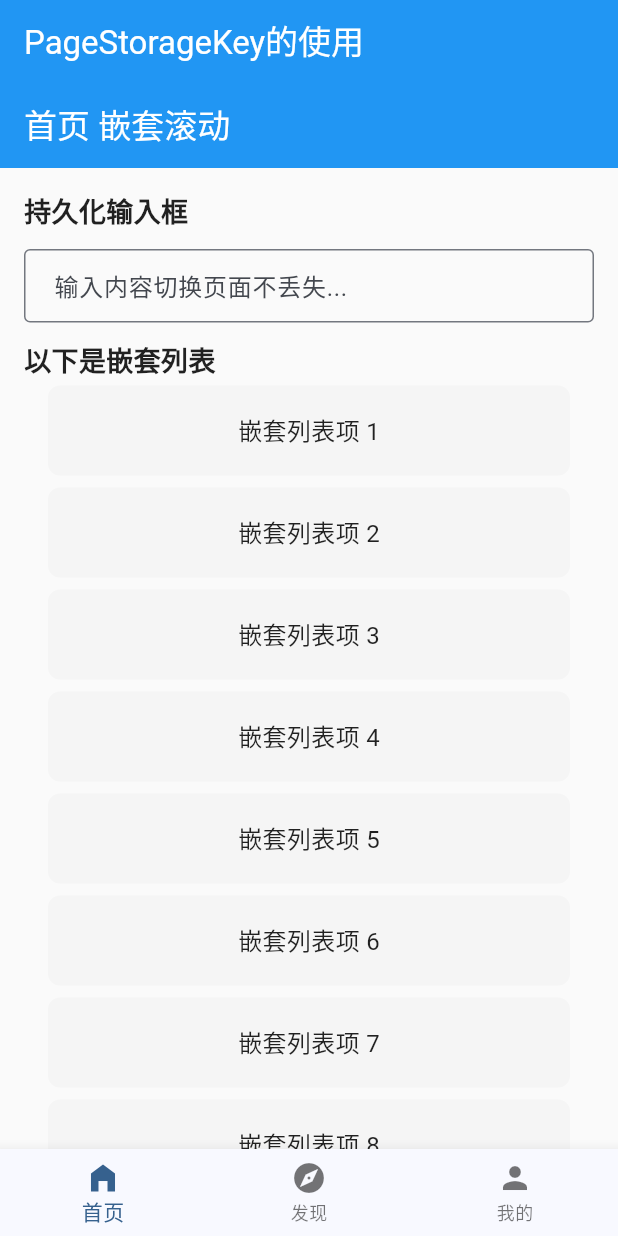
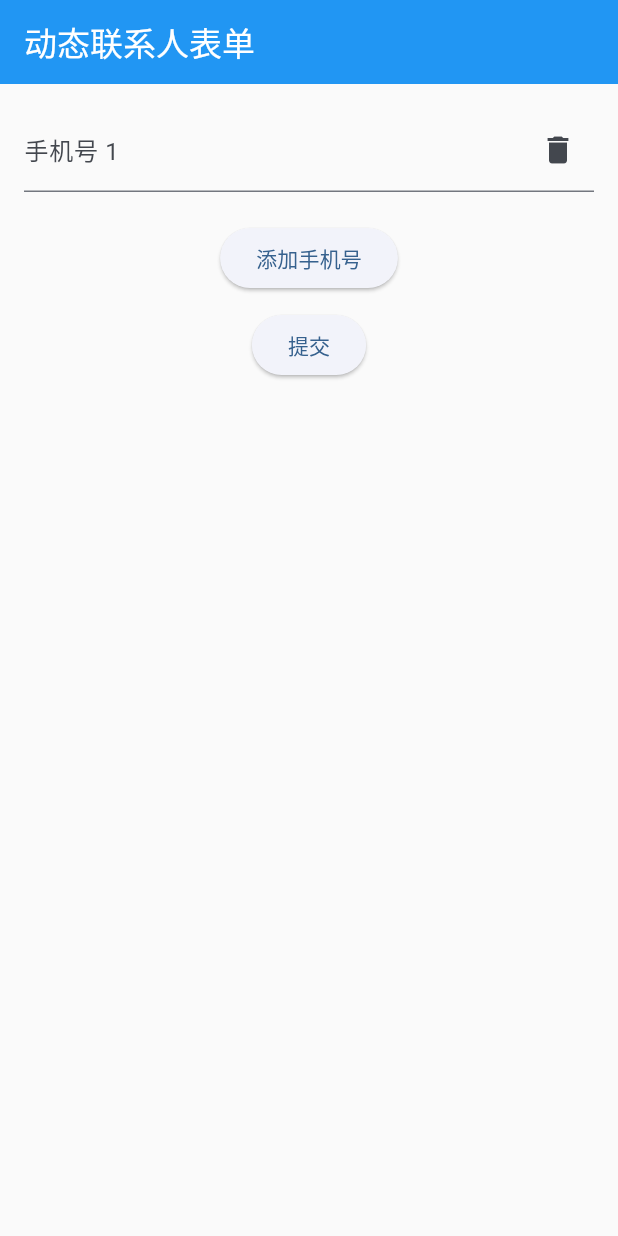
Before and after one commit to Jesen0823/flutter_custom_and_mix, a Flutter app: the screen it shows after launch, on a phone screen of 412 x 824 dp. Run offline on Flutter 3.47's test engine with Material 3 defaults, Android fonts, the phone set to English and light mode, and no system bars; our stand-ins replace shared_preferences; accounts and stored records are empty.

Commit message:
[Feture][labeled_global_key] Add the module 'labeled_global_key' to illustrate the usage of LabeledGlobalKey.

```diff
--- /dev/null
+++ b/lib/keys/labeled_global_key/labeled_global_key_dynamic_form_page.dart
@@ -0,0 +1,95 @@
+import 'package:flutter/material.dart';
+
+/// LabeledGlobalKey 实现动态表单验证
+/// 动态添加的表单（如添加联系人，可新增多个手机号输入框，每个输入框独立验证）。
+class LabeledGlobalKeyDynamicFormPage extends StatefulWidget {
+  const LabeledGlobalKeyDynamicFormPage({super.key});
+
+  @override
+  State<LabeledGlobalKeyDynamicFormPage> createState() =>
+      _LabeledGlobalKeyDynamicFormPageState();
+}
+
+class _LabeledGlobalKeyDynamicFormPageState
+    extends State<LabeledGlobalKeyDynamicFormPage> {
+  // 存储多个LabeledGlobalKey,标签为输入框索引
+  final List<LabeledGlobalKey<FormFieldState<String>>> _fieldKeys = [
+    LabeledGlobalKey("0"), // 第一个输入框的Key
+  ];
+
+  // 存储输入框内容
+  final List<TextEditingController> _controllers = [TextEditingController()];
+
+  // 添加新的输入框
+  void _addField() {
+    setState(() {
+      final index = _fieldKeys.length;
+      _fieldKeys.add(LabeledGlobalKey("$index"));
+      _controllers.add(TextEditingController());
+    });
+  }
+
+  // 验证所有输入框
+  void _validateAll() {
+    bool allValid = true;
+    for (final key in _fieldKeys) {
+      if (!key.currentState!.validate()) {
+        allValid = false;
+      }
+    }
+    if (allValid) {
+      final phones = _controllers.map((c) => c.text).toList();
+      debugPrint("所有手机号：$phones");
+    }
+  }
+
+  // 移除输入框
+  void _removeField(int index) {
+    setState(() {
+      _fieldKeys.removeAt(index);
+      _controllers.removeAt(index);
+    });
+  }
+
+  @override
+  Widget build(BuildContext context) {
+    return Scaffold(
+      appBar: AppBar(title: const Text("动态联系人表单")),
+      body: Padding(
+        padding: const EdgeInsets.all(16.0),
+        child: Column(
+          children: [
+            // 动态生成输入框
+            ...List.generate(_fieldKeys.length, (index) {
+              return TextFormField(
+                key: _fieldKeys[index],
+                // 用LabeledGlobalKey区分每个输入框
+                controller: _controllers[index],
+                keyboardType: TextInputType.phone,
+                decoration: InputDecoration(
+                  labelText: "手机号 ${index + 1}",
+                  suffixIcon: IconButton(
+                    onPressed: () => _removeField(index),
+                    icon: const Icon(Icons.delete),
+                  ),
+                ),
+                validator: (value) {
+                  if (value == null || value.isEmpty) {
+                    return "请输入手机号";
+                  } else if (!RegExp(r'^1\d{10}$').hasMatch(value)) {
+                    return "格式错误";
+                  }
+                  return null;
+                },
+              );
+            }),
+            const SizedBox(height: 20),
+            ElevatedButton(onPressed: _addField, child: const Text("添加手机号")),
+            const SizedBox(height: 10),
+            ElevatedButton(onPressed: _validateAll, child: const Text("提交")),
+          ],
+        ),
+      ),
+    );
+  }
+}
--- a/lib/main.dart
+++ b/lib/main.dart
@@ -2,6 +2,7 @@ import 'package:flutter/material.dart';
 
 import 'keys/example/global_key_login_page_example_app.dart';
 import 'keys/example/value_key_shopping_cart_page_example.dart';
+import 'keys/labeled_global_key/labeled_global_key_dynamic_form_page.dart';
 import 'keys/page_storage_key/page_storage_key_main_page.dart';
 
 void main() {
@@ -43,7 +44,7 @@ class MyApp extends StatelessWidget {
           bodyMedium: TextStyle(color: Colors.black87), // 默认文本颜色
         ),
       ),
-      home: PageStorageKeyMainPage(),
+      home: LabeledGlobalKeyDynamicFormPage(),
       debugShowCheckedModeBanner: false,
     );
   }
```
Also changed, not shown: 1 other file.
